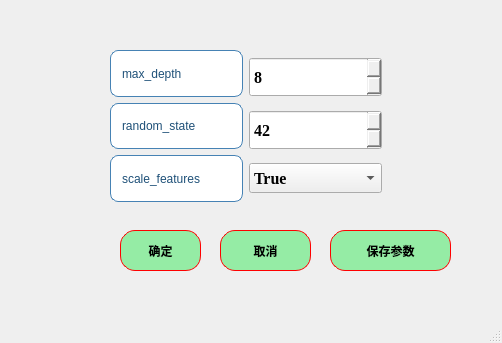
Before: the Qt Designer form ui/algorithms1_DT_para.ui in azhongege24/predict_first, drawn with Qt 5.
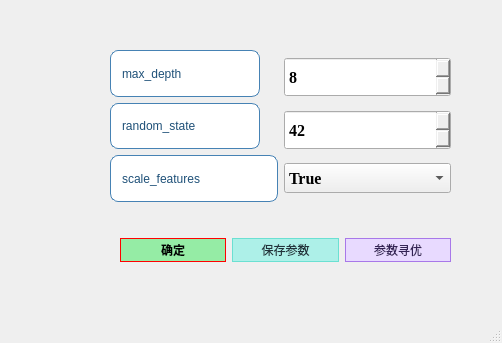
After: the same form once the commit is applied.

Commit message: 对参数寻优进行了初步尝试，然后又对于输入参数模块的功能进行了意见修改，修改为了input

Diff of the .ui file:
```diff
--- a/ui/algorithms1_DT_para.ui
+++ b/ui/algorithms1_DT_para.ui
@@ -14,74 +14,12 @@
    <string>决策树：参数设置</string>
   </property>
   <widget class="QWidget" name="centralwidget">
-   <widget class="QPushButton" name="pushButton">
-    <property name="geometry">
-     <rect>
-      <x>120</x>
-      <y>230</y>
-      <width>81</width>
-      <height>41</height>
-     </rect>
-    </property>
-    <property name="styleSheet">
-     <string notr="true">QPushButton{
-border:1px solid red;   /*边框的粗细，颜色*/
-border-radius:15px;    /*设置圆角半径 */
-padding:2px 4px;  /*QFrame边框与内部其它部件的距离*/
-background-color: rgb(149, 236, 165);	/*背景颜色*/
-color:rgb(0, 0, 0);		/*字体颜色*/
-	font: 18pt &quot;楷体&quot;;
-
-font:bold;
-}
-QPushButton:hover {
-    background-color: rgb(177, 244, 155);    /* 悬停时背景色 */
-}
-QPushButton:pressed {
-    background-color:rgb(99, 181, 255);     /* 点击时背景色 */
-}</string>
-    </property>
-    <property name="text">
-     <string>确定</string>
-    </property>
-   </widget>
-   <widget class="QPushButton" name="pushButton_2">
-    <property name="geometry">
-     <rect>
-      <x>220</x>
-      <y>230</y>
-      <width>91</width>
-      <height>41</height>
-     </rect>
-    </property>
-    <property name="styleSheet">
-     <string notr="true">QPushButton{
-border:1px solid red;   /*边框的粗细，颜色*/
-border-radius:15px;    /*设置圆角半径 */
-padding:2px 4px;  /*QFrame边框与内部其它部件的距离*/
-background-color: rgb(149, 236, 165);	/*背景颜色*/
-color:rgb(0, 0, 0);		/*字体颜色*/
-	font: 18pt &quot;楷体&quot;;
-
-font:bold;
-}
-QPushButton:hover {
-    background-color: rgb(177, 244, 155);    /* 悬停时背景色 */
-}
-QPushButton:pressed {
-    background-color:rgb(99, 181, 255);     /* 点击时背景色 */
-}</string>
-    </property>
-    <property name="text">
-     <string>取消</string>
-    </property>
-   </widget>
    <widget class="QWidget" name="layoutWidget">
     <property name="geometry">
      <rect>
       <x>110</x>
       <y>50</y>
-      <width>272</width>
+      <width>341</width>
       <height>152</height>
      </rect>
     </property>
@@ -302,17 +240,20 @@
      </item>
     </layout>
    </widget>
-   <widget class="QPushButton" name="pushButton_save_params">
+   <widget class="QWidget" name="">
     <property name="geometry">
      <rect>
-      <x>330</x>
+      <x>120</x>
       <y>230</y>
-      <width>121</width>
+      <width>331</width>
       <height>41</height>
      </rect>
     </property>
-    <property name="styleSheet">
-     <string notr="true">QPushButton{
+    <layout class="QHBoxLayout" name="horizontalLayout_2">
+     <item>
+      <widget class="QPushButton" name="pushButton">
+       <property name="styleSheet">
+        <string notr="true">QPushButton{
 border:1px solid red;   /*边框的粗细，颜色*/
 border-radius:15px;    /*设置圆角半径 */
 padding:2px 4px;  /*QFrame边框与内部其它部件的距离*/
@@ -328,10 +269,63 @@
 QPushButton:pressed {
     background-color:rgb(99, 181, 255);     /* 点击时背景色 */
 }</string>
-    </property>
-    <property name="text">
-     <string>保存参数</string>
-    </property>
+       </property>
+       <property name="text">
+        <string>确定</string>
+       </property>
+      </widget>
+     </item>
+     <item>
+      <widget class="QPushButton" name="pushButton_save_params">
+       <property name="styleSheet">
+        <string notr="true">QPushButton{
+    border:1px solid rgb(107, 224, 210);   /* 边框：浅薄荷绿（呼应背景） */
+    border-radius:15px;    /* 圆角半径（不变） */
+    padding:2px 4px;  /* 内边距（不变） */
+    background-color: rgb(173, 240, 232);	/* 常态背景：淡薄荷绿 */
+    color:rgb(34, 51, 59);		/* 字体颜色：深灰色（可读性强，不突兀） */
+    font: bold 18pt &quot;楷体&quot;;  /* 字体格式合并（不变） */
+}
+
+QPushButton:hover {
+    background-color: rgb(196, 246, 240);    /* 悬停背景：更浅的薄荷绿（提亮反馈） */
+}
+
+QPushButton:pressed {
+    background-color: rgb(82, 206, 192);     /* 点击背景：深薄荷绿（按压厚重感） */
+}</string>
+       </property>
+       <property name="text">
+        <string>保存参数</string>
+       </property>
+      </widget>
+     </item>
+     <item>
+      <widget class="QPushButton" name="pushButton_random_search">
+       <property name="styleSheet">
+        <string notr="true">QPushButton{
+    border:1px solid rgb(168, 120, 233);   /* 边框：浅紫色 */
+    border-radius:15px;    /* 圆角半径（不变） */
+    padding:2px 4px;  /* 内边距（不变） */
+    background-color: rgb(232, 218, 255);	/* 常态背景：淡紫色 */
+    color:rgb(51, 34, 85);		/* 字体颜色：深紫色（更搭色系，可读性强） */
+    font: bold 18pt &quot;楷体&quot;;  /* 字体合并优化（原格式不变） */
+}
+
+QPushButton:hover {
+    background-color: rgb(240, 228, 255);    /* 悬停背景：更浅的紫色（提亮效果） */
+}
+
+QPushButton:pressed {
+    background-color: rgb(194, 162, 245);     /* 点击背景：中等紫色（按压反馈明显） */
+}</string>
+       </property>
+       <property name="text">
+        <string>参数寻优</string>
+       </property>
+      </widget>
+     </item>
+    </layout>
    </widget>
   </widget>
   <widget class="QMenuBar" name="menubar">
```
Left out of the diff: 20 changed lines with no effect on the pictures. The commit also changes 5 other files.
